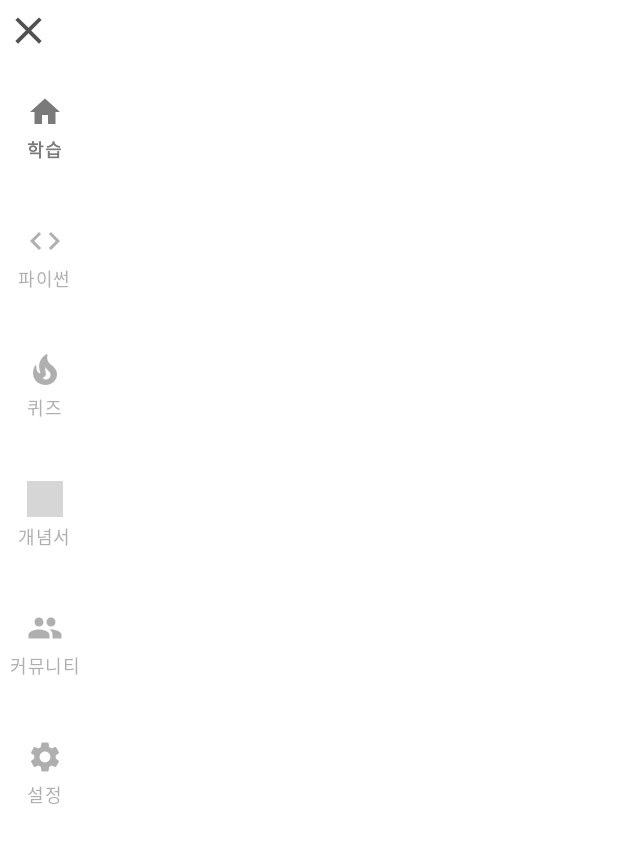
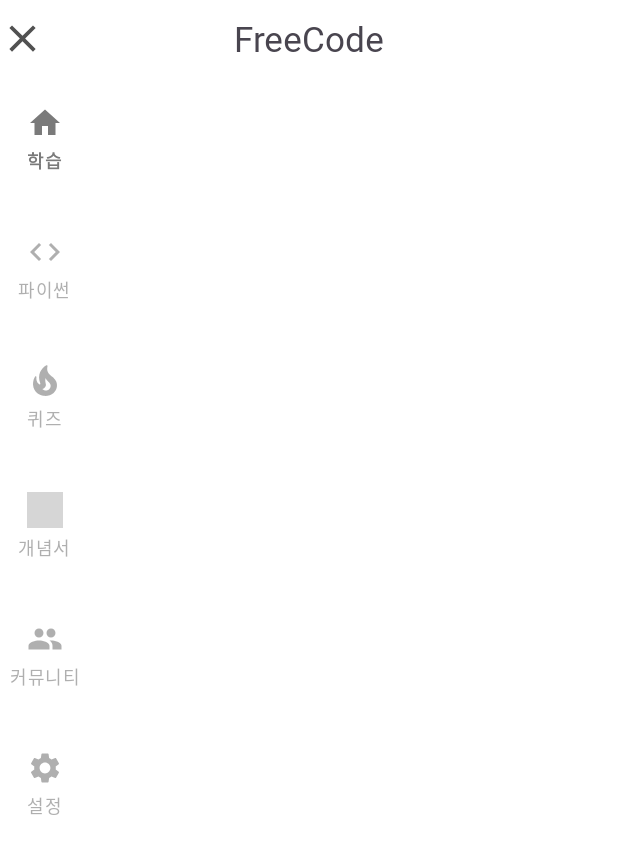
Before and after one commit to SchoolMembers/freeCode, an Android app: the screen it shows after launch (MainActivity), after a tap on an icon or button, on a phone screen of 412 x 824 dp. Shown: the top 854 px of the screen. Run offline under Robolectric (Android 15) with nearby library versions, the phone set to English and light mode, and no system bars; grey boxes are pictures that could not be loaded.

Commit message:
[add] 상단 바 어플 이름 추가

```diff
--- a/app/src/main/java/com/example/freecode/MainActivity.java
+++ b/app/src/main/java/com/example/freecode/MainActivity.java
@@ -28,9 +28,17 @@ public class MainActivity extends AppCompatActivity {
         binding = ActivityMainBinding.inflate(getLayoutInflater());
         EdgeToEdge.enable(this);
         setContentView(binding.getRoot());
-        ViewCompat.setOnApplyWindowInsetsListener(binding.main, (v, insets) -> {
+        // 상단 인셋 처리
+        ViewCompat.setOnApplyWindowInsetsListener(binding.topBar, (v, insets) -> {
             Insets systemBars = insets.getInsets(WindowInsetsCompat.Type.systemBars());
-            v.setPadding(systemBars.left, systemBars.top, systemBars.right, systemBars.bottom);
+            v.setPadding(0, systemBars.top, 0, 0);
+            return insets;
+        });
+
+        // 하단 인셋 처리
+        ViewCompat.setOnApplyWindowInsetsListener(binding.mainView, (view, insets) -> {
+            Insets systemBarsInsets = insets.getInsets(WindowInsetsCompat.Type.systemBars());
+            view.setPadding(0, 0, 0, systemBarsInsets.bottom);
             return insets;
         });
 
--- a/app/src/main/res/layout/activity_main.xml
+++ b/app/src/main/res/layout/activity_main.xml
@@ -7,22 +7,22 @@
     android:layout_height="match_parent"
     android:orientation="vertical"
     tools:context=".MainActivity">
-    <LinearLayout
+    <androidx.constraintlayout.widget.ConstraintLayout
         android:id="@+id/top_bar"
         android:layout_width="match_parent"
         android:layout_height="wrap_content"
-        android:paddingBottom="5dp"
-        android:paddingTop="5dp"
-        android:paddingEnd="4dp"
-        android:paddingStart="4dp"
-        android:orientation="horizontal">
+        android:minHeight="45dp"
+        android:layout_marginTop="3dp">
         <android.widget.Button
             android:id="@+id/open_navigation"
             android:layout_width="30dp"
             android:layout_height="30dp"
             android:layout_gravity="center"
             android:background="@drawable/menu"
-            android:backgroundTint="?attr/colorSecondary"/>
+            android:backgroundTint="?attr/colorSecondary"
+            app:layout_constraintStart_toStartOf="parent"
+            app:layout_constraintTop_toTopOf="parent"
+            app:layout_constraintBottom_toBottomOf="parent"/>
         <android.widget.Button
             android:id="@+id/close_navigation"
             android:layout_width="30dp"
@@ -30,14 +30,31 @@
             android:layout_gravity="center"
             android:background="@drawable/close"
             android:backgroundTint="?attr/colorSecondary"
-            android:visibility="gone"/>
-    </LinearLayout>
+            android:visibility="gone"
+            app:layout_constraintStart_toStartOf="parent"
+            app:layout_constraintTop_toTopOf="parent"
+            app:layout_constraintBottom_toBottomOf="parent"/>
+        <TextView
+            android:id="@+id/app_name"
+            android:layout_width="0dp"
+            android:layout_height="match_parent"
+            android:layout_weight="1"
+            android:text="@string/app_name"
+            android:gravity="center"
+            android:fontFamily="@font/code"
+            android:textSize="23sp"
+            app:layout_constraintTop_toTopOf="parent"
+            app:layout_constraintBottom_toBottomOf="parent"
+            app:layout_constraintStart_toStartOf="parent"
+            app:layout_constraintEnd_toEndOf="parent"/>
+    </androidx.constraintlayout.widget.ConstraintLayout>
     <LinearLayout
+        android:id="@+id/main_view"
         android:layout_width="match_parent"
         android:layout_height="match_parent"
         android:orientation="horizontal">
         <ScrollView
-            android:id="@+id/navView"
+            android:id="@+id/nav_view"
             android:layout_width="60dp"
             android:layout_height="match_parent"
             android:scrollbars="none"
--- a/app/src/main/res/values/themes.xml
+++ b/app/src/main/res/values/themes.xml
@@ -5,6 +5,8 @@
         <item name="colorOnPrimary">@color/gray</item>
         <item name="android:background">@color/white</item>
         <item name="colorSecondary">@color/darkGray</item>
+        <item name="android:windowFullscreen">false</item>
+        <item name="android:fitsSystemWindows">true</item>
     </style>
 
     <style name="Theme.FreeCode" parent="Base.Theme.FreeCode">
```
Also changed, not shown: 1 other file.
